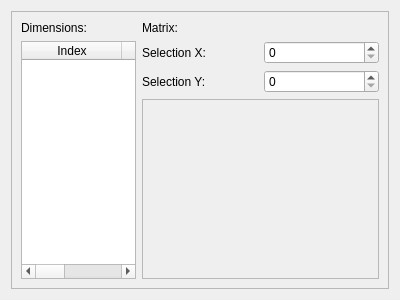
First picture: the form in DimensionEditor.ui, repository enlighteningCrow/MatCal, before the edit.
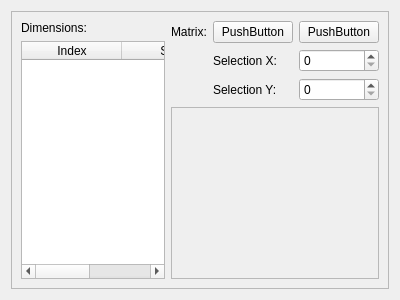
Second picture: the form after the edit.

```diff
--- a/DimensionEditor.ui
+++ b/DimensionEditor.ui
@@ -28,27 +28,65 @@
      <property name="frameShadow">
       <enum>QFrame::Raised</enum>
      </property>
-     <layout class="QGridLayout" name="gridLayout">
-      <item row="1" column="2">
-       <widget class="QSpinBox" name="selectionXSpinbox"/>
-      </item>
-      <item row="0" column="0">
+     <layout class="QHBoxLayout" name="horizontalLayout">
+      <item>
+       <layout class="QVBoxLayout" name="verticalLayout_2">
+        <item>
        <widget class="QLabel" name="label">
         <property name="text">
          <string>Dimensions:</string>
         </property>
        </widget>
       </item>
+        <item>
+         <widget class="QTableWidget" name="tableWidget">
+          <property name="sizePolicy">
+           <sizepolicy hsizetype="Expanding" vsizetype="Expanding">
+            <horstretch>1</horstretch>
+            <verstretch>1</verstretch>
+           </sizepolicy>
+          </property>
+          <property name="horizontalScrollMode">
+           <enum>QAbstractItemView::ScrollPerPixel</enum>
+          </property>
+          <column>
+           <property name="text">
+            <string>Index</string>
+           </property>
+          </column>
+          <column>
+           <property name="text">
+            <string>Size</string>
+           </property>
+          </column>
+          <column>
+           <property name="text">
+            <string>Selection</string>
+           </property>
+          </column>
+         </widget>
+        </item>
+       </layout>
+      </item>
+      <item>
+       <layout class="QGridLayout" name="gridLayout">
+        <item row="0" column="1">
+         <widget class="QPushButton" name="pushButton">
+          <property name="text">
+           <string>PushButton</string>
+          </property>
+         </widget>
+        </item>
       <item row="1" column="1">
        <widget class="QLabel" name="selectionXLabel">
+          <property name="enabled">
+           <bool>true</bool>
+          </property>
         <property name="text">
          <string>Selection X:</string>
         </property>
        </widget>
       </item>
-      <item row="2" column="2">
-       <widget class="QSpinBox" name="selectionYSpinbox"/>
-      </item>
       <item row="2" column="1">
        <widget class="QLabel" name="selectionYLabel">
         <property name="text">
@@ -56,39 +94,40 @@
         </property>
        </widget>
       </item>
-      <item row="1" column="0" rowspan="3">
-       <widget class="QTableWidget" name="tableWidget">
-        <property name="sizePolicy">
-         <sizepolicy hsizetype="Expanding" vsizetype="Expanding">
-          <horstretch>1</horstretch>
-          <verstretch>1</verstretch>
-         </sizepolicy>
-        </property>
-        <column>
+        <item row="0" column="2">
+         <widget class="QPushButton" name="pushButton_2">
          <property name="text">
-          <string>Index</string>
-         </property>
-        </column>
-        <column>
-         <property name="text">
-          <string>Size</string>
-         </property>
-        </column>
-        <column>
-         <property name="text">
-          <string>Selection</string>
-         </property>
-        </column>
-       </widget>
-      </item>
-      <item row="0" column="1" colspan="2">
+           <string>PushButton</string>
+          </property>
+         </widget>
+        </item>
+        <item row="2" column="2">
+         <widget class="QSpinBox" name="selectionYSpinbox"/>
+        </item>
+        <item row="1" column="2">
+         <widget class="QSpinBox" name="selectionXSpinbox"/>
+        </item>
+        <item row="0" column="0">
        <widget class="QLabel" name="label_2">
         <property name="text">
          <string>Matrix:</string>
         </property>
        </widget>
       </item>
-      <item row="3" column="1" colspan="2">
+        <item row="1" column="0">
+         <spacer name="horizontalSpacer">
+          <property name="orientation">
+           <enum>Qt::Horizontal</enum>
+          </property>
+          <property name="sizeHint" stdset="0">
+           <size>
+            <width>40</width>
+            <height>20</height>
+           </size>
+          </property>
+         </spacer>
+        </item>
+        <item row="3" column="0" colspan="3">
        <widget class="QScrollArea" name="scrollArea">
         <property name="sizePolicy">
          <sizepolicy hsizetype="Expanding" vsizetype="Expanding">
@@ -104,14 +143,16 @@
           <rect>
            <x>0</x>
            <y>0</y>
-           <width>232</width>
-           <height>152</height>
+             <width>246</width>
+             <height>141</height>
           </rect>
          </property>
         </widget>
        </widget>
       </item>
      </layout>
+      </item>
+     </layout>
     </widget>
    </item>
   </layout>
```
Left out of the diff: 67 changed lines with no effect on the pictures. Lines whose indentation alone changed are shown as unchanged.
